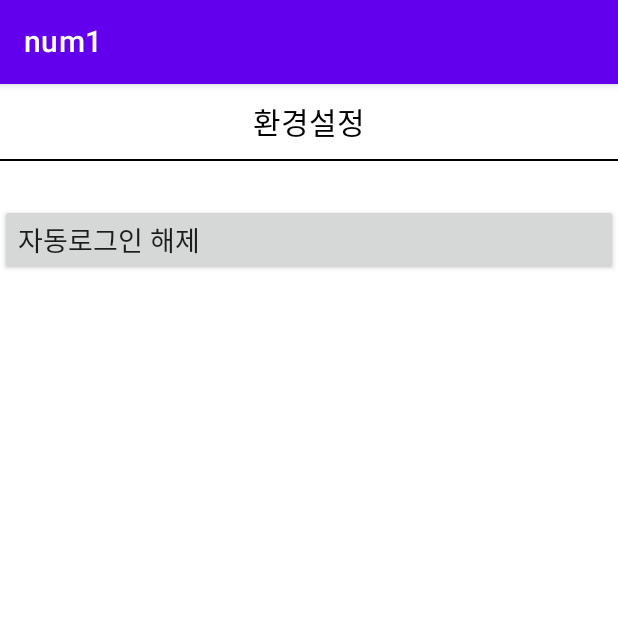
After one commit to Hott6/Hot-yoon, an Android app: the SettingActivity screen opened directly, with no data from a screen before it, on a phone screen of 412 x 824 dp, the top half of it. The commit adds this screen. Run offline under Robolectric (Android 15) with nearby library versions, the phone set to English and light mode, and no system bars.

Commit message:
[FEAT] #5 자동로그아웃 구현

```diff
--- /dev/null
+++ b/app/src/main/java/com/example/num1/SettingActivity.kt
@@ -0,0 +1,30 @@
+package com.example.num1
+
+import android.content.Intent
+import androidx.appcompat.app.AppCompatActivity
+import android.os.Bundle
+import android.widget.Toast
+import com.example.num1.databinding.ActivitySettingBinding
+import com.example.num1.util.LOGINSharedPreferences
+import com.example.num1.view.SignInActivity
+
+class SettingActivity : AppCompatActivity() {
+    private lateinit var binding : ActivitySettingBinding
+
+    override fun onCreate(savedInstanceState: Bundle?) {
+        super.onCreate(savedInstanceState)
+        binding = ActivitySettingBinding.inflate(layoutInflater)
+        setContentView(binding.root)
+        logout()
+    }
+
+    private fun logout(){
+        binding.btnLogout.setOnClickListener {
+            LOGINSharedPreferences.setLogin(this)
+            Toast.makeText(this, "자동로그인이 해제되었습니다.", Toast.LENGTH_SHORT).show()
+            val intent = Intent(this, SignInActivity::class.java)
+            startActivity(intent)
+        }
+    }
+
+}
--- a/app/src/main/res/font/nato_sans_kr.xml
+++ b/app/src/main/res/font/nato_sans_kr.xml
@@ -10,5 +10,9 @@
         android:font="@font/noto_sanskr_bold"
         android:fontStyle="normal"
         android:fontWeight="700"/>
+    <font
+        android:font="@font/noto_sanskr_bold"
+        android:fontStyle="normal"
+        android:fontWeight="800" />
 
 </font-family>
--- /dev/null
+++ b/app/src/main/res/layout/activity_setting.xml
@@ -0,0 +1,41 @@
+<?xml version="1.0" encoding="utf-8"?>
+<androidx.constraintlayout.widget.ConstraintLayout xmlns:android="http://schemas.android.com/apk/res/android"
+    xmlns:app="http://schemas.android.com/apk/res-auto"
+    xmlns:tools="http://schemas.android.com/tools"
+    android:layout_width="match_parent"
+    android:layout_height="match_parent"
+    tools:context=".SettingActivity">
+
+    <TextView
+        android:id="@+id/tv_setting"
+        android:layout_width="wrap_content"
+        android:layout_height="wrap_content"
+        android:layout_marginTop="10dp"
+        android:text="@string/settings"
+        android:textColor="@color/black"
+        android:textSize="20sp"
+        app:layout_constraintEnd_toEndOf="parent"
+        app:layout_constraintStart_toStartOf="parent"
+        app:layout_constraintTop_toTopOf="parent" />
+
+    <View
+        android:id="@+id/layout_line1"
+        android:layout_width="match_parent"
+        android:layout_height="1dp"
+        android:layout_marginTop="10dp"
+        android:background="@color/black"
+        app:layout_constraintTop_toBottomOf="@id/tv_setting" />
+
+    <androidx.appcompat.widget.AppCompatButton
+        android:id="@+id/btn_logout"
+        android:layout_width="match_parent"
+        android:layout_height="wrap_content"
+        android:layout_marginTop="30dp"
+        android:gravity="center_vertical"
+        android:text="@string/turnoffautologin"
+        android:textSize="18sp"
+        app:layout_constraintEnd_toStartOf="parent"
+        app:layout_constraintStart_toEndOf="parent"
+        app:layout_constraintTop_toTopOf="@id/layout_line1" />
+
+</androidx.constraintlayout.widget.ConstraintLayout>
--- a/app/src/main/res/layout/fragment_profile.xml
+++ b/app/src/main/res/layout/fragment_profile.xml
@@ -7,6 +7,7 @@
     tools:context=".view.HomeActivity">
 
     <ImageView
+        android:id="@+id/iv_setting"
         android:layout_width="30dp"
         android:layout_height="30dp"
         android:layout_marginTop="20dp"
--- a/app/src/main/res/values/strings.xml
+++ b/app/src/main/res/values/strings.xml
@@ -21,4 +21,6 @@
     <string name="repolist">레포지토리\n목록</string>
 
     <string name="autoLogin">자동로그인</string>
+    <string name="settings">환경설정</string>
+    <string name="turnoffautologin">자동로그인 해제</string>
 </resources>
--- a/build.gradle
+++ b/build.gradle
@@ -2,7 +2,7 @@
 plugins {
     id 'com.android.application' version '7.1.2' apply false
     id 'com.android.library' version '7.1.2' apply false
-    id 'org.jetbrains.kotlin.android' version '1.5.30' apply false
+    id 'org.jetbrains.kotlin.android' version '1.6.10' apply false
 }
 
 task clean(type: Delete) {
```
Also changed, not shown: app/src/main/AndroidManifest.xml (+7 -5 lines), app/src/main/java/com/example/num1/util/LOGINSharedPreferences.kt (+6 -6 lines), app/src/main/java/com/example/num1/view/SignInActivity.kt (+12 -12 lines), app/src/main/java/com/example/num1/view/SignUpActivity.kt (+0 -27 lines), app/src/main/java/com/example/num1/view/fragmnet/ProfileFragment.kt (+15 -5 lines).
